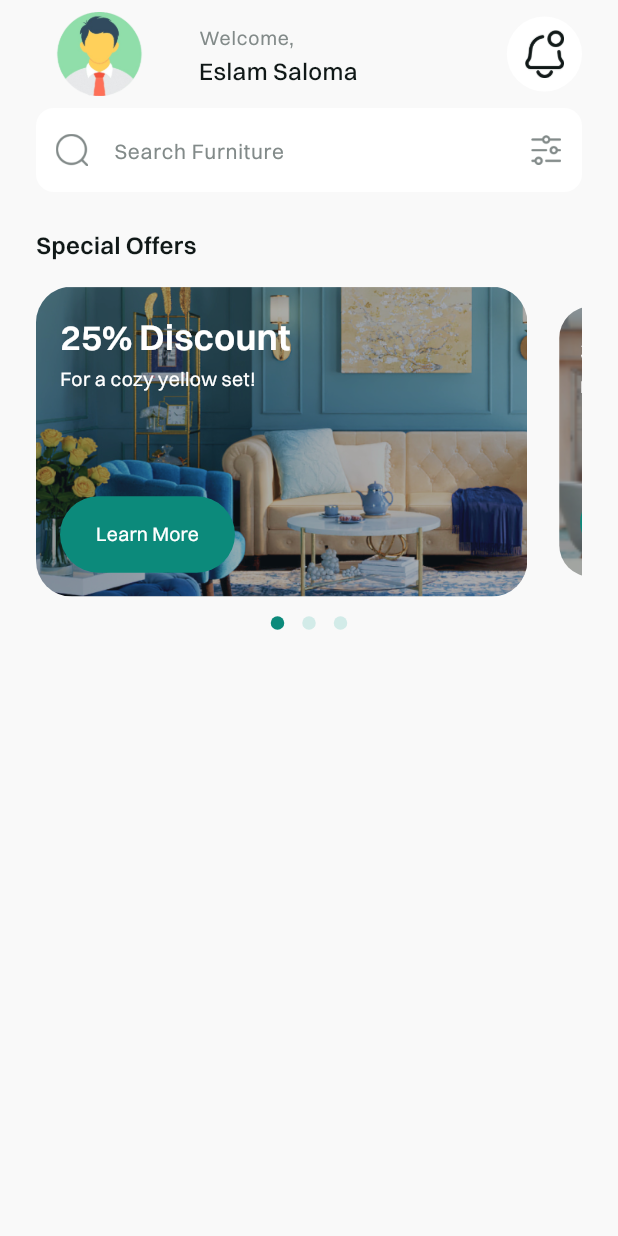
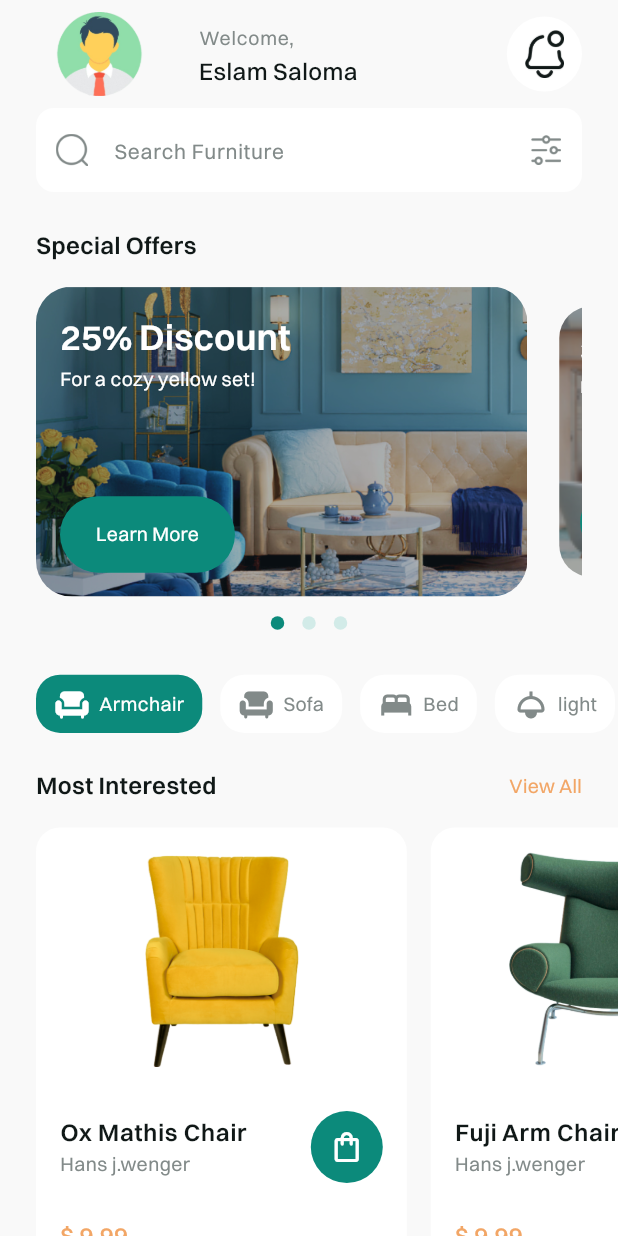
Before and after one commit to Esl4mx/Crafty_app, a Flutter app: the HomeView screen opened by its route, on a phone screen of 412 x 824 dp. Run offline on Flutter 3.47's test engine with Material 3 defaults, Android fonts, the light colour scheme and no system bars; drawn by our look-alikes of carousel_slider, dots_indicator; our stand-ins replace shared_preferences; accounts and stored records are empty.

Commit message:
Add new images and update home view with categories and most interested items
- Added new images `chair1.png` and `chair2.png` to the assets.
- Updated `app_colors.dart` to include a new `containerColor`.
- Updated `app_images.dart` to include paths for the new images.
- Modified `Custom_app_bar_leading_trailing.dart` to accept an optional color parameter.
- Added `ItemsModel` class for item data in `items_model.dart`.
- Created `CategoryItem` widget for individual category items.
- Created `CategoryListView` widget for displaying a list of categories.
- Created `CustomMostInteresteContainer` widget for displaying items of interest.
- Updated `HomeViewBody` to include category list and most interested items.
- Created `MostInterestedListView` widget for displaying a list of most interested items.
- Created `SectionsHeader` widget for section headers in the home view.

```diff
--- a/lib/core/utlis/app_colors.dart
+++ b/lib/core/utlis/app_colors.dart
@@ -2,4 +2,5 @@ import 'package:flutter/material.dart';
 
 abstract class AppColors {
   static const Color primaryColor = Color(0xff0C8A7B);
+  static const Color containerColor = Color(0xffFFFFFF);
 }
--- a/lib/core/utlis/app_images.dart
+++ b/lib/core/utlis/app_images.dart
@@ -5,6 +5,14 @@ class Assets {
   /// Assets for imagesAppLogo
   /// assets/images/app_logo.png
   static const String imagesAppLogo = "assets/images/app_logo.png";
+
+  /// Assets for imagesChair1
+  /// assets/images/chair1.png
+  static const String imagesChair1 = "assets/images/chair1.png";
+
+  /// Assets for imagesChair2
+  /// assets/images/chair2.png
+  static const String imagesChair2 = "assets/images/chair2.png";
 
   /// Assets for imagesGoogleLogo
   /// assets/images/google_logo.png
--- a/lib/core/wigets/Custom_app_bar_leading_trailing.dart
+++ b/lib/core/wigets/Custom_app_bar_leading_trailing.dart
@@ -5,10 +5,12 @@ class CutomAppBarLeadingTrailing extends StatelessWidget {
     super.key,
     required this.child,
     required this.onTap,
+    this.color,
   });
 
   final Widget child;
   final VoidCallback onTap;
+  final Color? color;
 
   @override
   Widget build(BuildContext context) {
@@ -18,8 +20,10 @@ class CutomAppBarLeadingTrailing extends StatelessWidget {
         padding: const EdgeInsets.all(12),
         // width: 60,
         // height: 60,
-        decoration:
-            const BoxDecoration(color: Colors.white, shape: BoxShape.circle),
+        decoration: BoxDecoration(
+          color: color ?? Colors.white,
+          shape: BoxShape.circle,
+        ),
         child: child,
       ),
     );
--- /dev/null
+++ b/lib/features/home/presentation/view_model/items_model.dart
@@ -0,0 +1,10 @@
+class ItemsModel {
+  final String title, subtitle, image;
+  final double price;
+
+  ItemsModel(
+      {required this.title,
+      required this.subtitle,
+      required this.image,
+      required this.price});
+}
--- /dev/null
+++ b/lib/features/home/presentation/views/widgets/category_item.dart
@@ -0,0 +1,44 @@
+import 'package:crafty_app/core/utlis/app_colors.dart';
+import 'package:crafty_app/core/utlis/app_styles.dart';
+import 'package:flutter/material.dart';
+
+class CategoryItem extends StatelessWidget {
+  const CategoryItem(
+      {super.key,
+      required this.title,
+      required this.icon,
+      required this.isSelected});
+  final String title;
+  final IconData icon;
+  final bool isSelected;
+
+  @override
+  Widget build(BuildContext context) {
+    return Container(
+      decoration: BoxDecoration(
+        color: isSelected ? AppColors.primaryColor : Colors.white,
+        borderRadius: BorderRadius.circular(16),
+        shape: BoxShape.rectangle,
+      ),
+      child: Padding(
+        padding: const EdgeInsets.symmetric(vertical: 8, horizontal: 12),
+        child: Row(
+          mainAxisAlignment: MainAxisAlignment.center,
+          children: [
+            Icon(
+              icon,
+              color: isSelected ? Colors.white : const Color(0xff828A89),
+            ),
+            const SizedBox(width: 6),
+            Text(
+              title,
+              style: AppStyles.styleRegular13().copyWith(
+                color: isSelected ? Colors.white : const Color(0xff828A89),
+              ),
+            )
+          ],
+        ),
+      ),
+    );
+  }
+}
--- /dev/null
+++ b/lib/features/home/presentation/views/widgets/category_list_view.dart
@@ -0,0 +1,53 @@
+import 'package:crafty_app/constants.dart';
+import 'package:crafty_app/features/home/presentation/views/widgets/category_item.dart';
+import 'package:flutter/material.dart';
+
+class CategoryListView extends StatefulWidget {
+  const CategoryListView({super.key});
+
+  @override
+  State<CategoryListView> createState() => _CategoryListViewState();
+}
+
+class _CategoryListViewState extends State<CategoryListView> {
+  List category = ["Armchair", "Sofa", "Bed", "light"];
+  List<IconData> icons = [
+    Icons.chair,
+    Icons.chair_rounded,
+    Icons.bed,
+    Icons.light
+  ];
+
+  int currentInedx = 0;
+  @override
+  Widget build(BuildContext context) {
+    return Padding(
+      padding: const EdgeInsets.only(left: kHorizontalPadding),
+      child: AspectRatio(
+        aspectRatio: 10,
+        child: Row(
+          children: List.generate(
+            category.length,
+            (index) {
+              return Padding(
+                padding: const EdgeInsets.only(right: 12),
+                child: GestureDetector(
+                  onTap: () {
+                    setState(() {
+                      currentInedx = index;
+                    });
+                  },
+                  child: CategoryItem(
+                    isSelected: currentInedx == index,
+                    icon: icons[index],
+                    title: category[index],
+                  ),
+                ),
+              );
+            },
+          ),
+        ),
+      ),
+    );
+  }
+}
--- /dev/null
+++ b/lib/features/home/presentation/views/widgets/custom_most_intereste_container.dart
@@ -0,0 +1,72 @@
+import 'package:crafty_app/core/utlis/app_colors.dart';
+import 'package:crafty_app/core/utlis/app_images.dart';
+import 'package:crafty_app/core/utlis/app_styles.dart';
+import 'package:crafty_app/core/wigets/Custom_app_bar_leading_trailing.dart';
+import 'package:crafty_app/features/home/presentation/view_model/items_model.dart';
+import 'package:flutter/material.dart';
+
+class CustomMostInteresteContainer extends StatelessWidget {
+  const CustomMostInteresteContainer({super.key, required this.items});
+  final ItemsModel items;
+
+  @override
+  Widget build(BuildContext context) {
+    // Get the screen width
+    double screenWidth = MediaQuery.of(context).size.width;
+
+    // Calculate a responsive width for each item, e.g., 60% of the screen width
+    double itemWidth = screenWidth * 0.6; // Adjust percentage as needed
+
+    return Container(
+      width: itemWidth, // Set dynamic width based on screen size
+      decoration: BoxDecoration(
+        borderRadius: BorderRadius.circular(16),
+        color: AppColors.containerColor,
+      ),
+      child: Padding(
+        padding: const EdgeInsets.all(16),
+        child: Column(
+          crossAxisAlignment: CrossAxisAlignment.start,
+          children: [
+            AspectRatio(
+              aspectRatio: 1.5,
+              child: Center(
+                child: Image.asset(
+                  items.image,
+                ),
+              ),
+            ),
+            const Spacer(),
+            ListTile(
+              contentPadding: const EdgeInsets.all(0),
+              title: Text(
+                items.title,
+                style: AppStyles.styleSemiBold16(),
+              ),
+              subtitle: Text(
+                items.subtitle,
+                style: AppStyles.styleRegular13(),
+              ),
+              trailing: CutomAppBarLeadingTrailing(
+                color: AppColors.primaryColor,
+                onTap: () {},
+                child: const Icon(
+                  Icons.shopping_bag_outlined,
+                  color: Colors.white,
+                ),
+              ),
+            ),
+            const SizedBox(
+              height: 12,
+            ),
+            Text(
+              "\$ ${items.price.toString()}",
+              style: AppStyles.styleMedium16()
+                  .copyWith(color: const Color(0xffF2A666)),
+            ),
+          ],
+        ),
+      ),
+    );
+  }
+}
--- a/lib/features/home/presentation/views/widgets/home_view_body.dart
+++ b/lib/features/home/presentation/views/widgets/home_view_body.dart
@@ -1,22 +1,55 @@
 import 'package:crafty_app/core/wigets/search_text_field.dart';
+import 'package:crafty_app/features/home/presentation/views/widgets/category_item.dart';
+import 'package:crafty_app/features/home/presentation/views/widgets/category_list_view.dart';
 import 'package:crafty_app/features/home/presentation/views/widgets/custom_home_app_bar.dart';
+import 'package:crafty_app/features/home/presentation/views/widgets/most_interested_list_view.dart';
+import 'package:crafty_app/features/home/presentation/views/widgets/sections_header.dart';
 import 'package:crafty_app/features/home/presentation/views/widgets/special_offer_section.dart';
 import 'package:flutter/material.dart';
+
+import 'custom_most_intereste_container.dart';
 
 class HomeViewBody extends StatelessWidget {
   const HomeViewBody({super.key});
 
   @override
   Widget build(BuildContext context) {
-    return const CustomScrollView(
+    return CustomScrollView(
       slivers: [
-        SliverToBoxAdapter(
+        const SliverToBoxAdapter(
           child: CustomHomeAppBar(),
         ),
-        SliverToBoxAdapter(
+        const SliverToBoxAdapter(
           child: SearchTextField(),
         ),
-        SliverToBoxAdapter(child: SpecialOfferSection()),
+        const SliverToBoxAdapter(
+          child: SpecialOfferSection(),
+        ),
+        const SliverToBoxAdapter(
+          child: SizedBox(
+            height: 24,
+          ),
+        ),
+        const SliverToBoxAdapter(
+          child: CategoryListView(),
+        ),
+        const SliverToBoxAdapter(
+          child: SizedBox(
+            height: 24,
+          ),
+        ),
+        SliverToBoxAdapter(
+          child: SectionsHeader(
+            title: "Most Interested",
+            ontap: () {},
+          ),
+        ),
+        const SliverToBoxAdapter(
+          child: SizedBox(
+            height: 16,
+          ),
+        ),
+        const SliverToBoxAdapter(child: MostInterestedListView()),
       ],
     );
   }
--- /dev/null
+++ b/lib/features/home/presentation/views/widgets/most_interested_list_view.dart
@@ -0,0 +1,68 @@
+import 'package:crafty_app/core/utlis/app_images.dart';
+import 'package:crafty_app/features/home/presentation/view_model/items_model.dart';
+import 'package:crafty_app/features/home/presentation/views/widgets/custom_most_intereste_container.dart';
+import 'package:flutter/material.dart';
+
+class MostInterestedListView extends StatelessWidget {
+  const MostInterestedListView({super.key});
+
+  static List<ItemsModel> items = [
+    ItemsModel(
+      title: "Ox Mathis Chair",
+      subtitle: "Hans j.wenger",
+      image: Assets.imagesChair1,
+      price: 9.99,
+    ),
+    ItemsModel(
+      title: "Fuji Arm Chair",
+      subtitle: "Hans j.wenger",
+      image: Assets.imagesChair2,
+      price: 9.99,
+    ),
+    ItemsModel(
+      title: "Ox Mathis Chair",
+      subtitle: "Hans j.wenger",
+      image: Assets.imagesChair1,
+      price: 9.99,
+    ),
+    ItemsModel(
+      title: "Fuji Arm Chair",
+      subtitle: "Hans j.wenger",
+      image: Assets.imagesChair2,
+      price: 9.99,
+    ),
+    ItemsModel(
+      title: "Ox Mathis Chair",
+      subtitle: "Hans j.wenger",
+      image: Assets.imagesChair1,
+      price: 9.99,
+    ),
+    ItemsModel(
+      title: "Fuji Arm Chair",
+      subtitle: "Hans j.wenger",
+      image: Assets.imagesChair2,
+      price: 9.99,
+    ),
+  ];
+
+  @override
+  Widget build(BuildContext context) {
+    return Padding(
+      padding: const EdgeInsets.only(left: 24),
+      child: SizedBox(
+        height: 300, // Fixed height for the horizontal ListView
+        child: ListView.builder(
+          scrollDirection: Axis.horizontal,
+          physics: const BouncingScrollPhysics(),
+          itemCount: items.length,
+          itemBuilder: (context, index) {
+            return Padding(
+              padding: const EdgeInsets.only(right: 16),
+              child: CustomMostInteresteContainer(items: items[index]),
+            );
+          },
+        ),
+      ),
+    );
+  }
+}
--- /dev/null
+++ b/lib/features/home/presentation/views/widgets/sections_header.dart
@@ -0,0 +1,32 @@
+import 'package:crafty_app/constants.dart';
+import 'package:crafty_app/core/utlis/app_styles.dart';
+import 'package:flutter/material.dart';
+
+class SectionsHeader extends StatelessWidget {
+  const SectionsHeader({super.key, required this.title, required this.ontap});
+  final String title;
+  final VoidCallback ontap;
+  @override
+  Widget build(BuildContext context) {
+    return Padding(
+      padding: const EdgeInsets.symmetric(horizontal: kHorizontalPadding),
+      child: Row(
+        children: [
+          Text(
+            title,
+            style: AppStyles.styleSemiBold16(),
+          ),
+          const Spacer(),
+          GestureDetector(
+            onTap: ontap,
+            child: Text(
+              "View All",
+              style: AppStyles.styleRegular13()
+                  .copyWith(color: const Color(0xffF2A666)),
+            ),
+          )
+        ],
+      ),
+    );
+  }
+}
```
Also changed, not shown: assets/images/chair1.png (added), assets/images/chair2.png (added).
